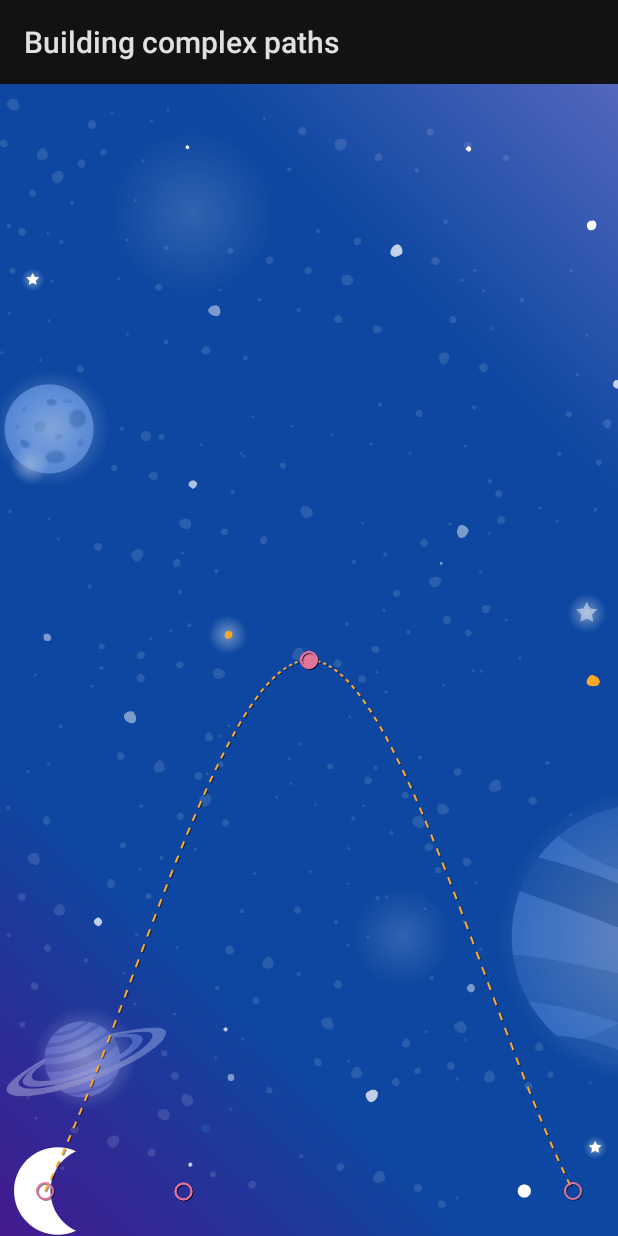
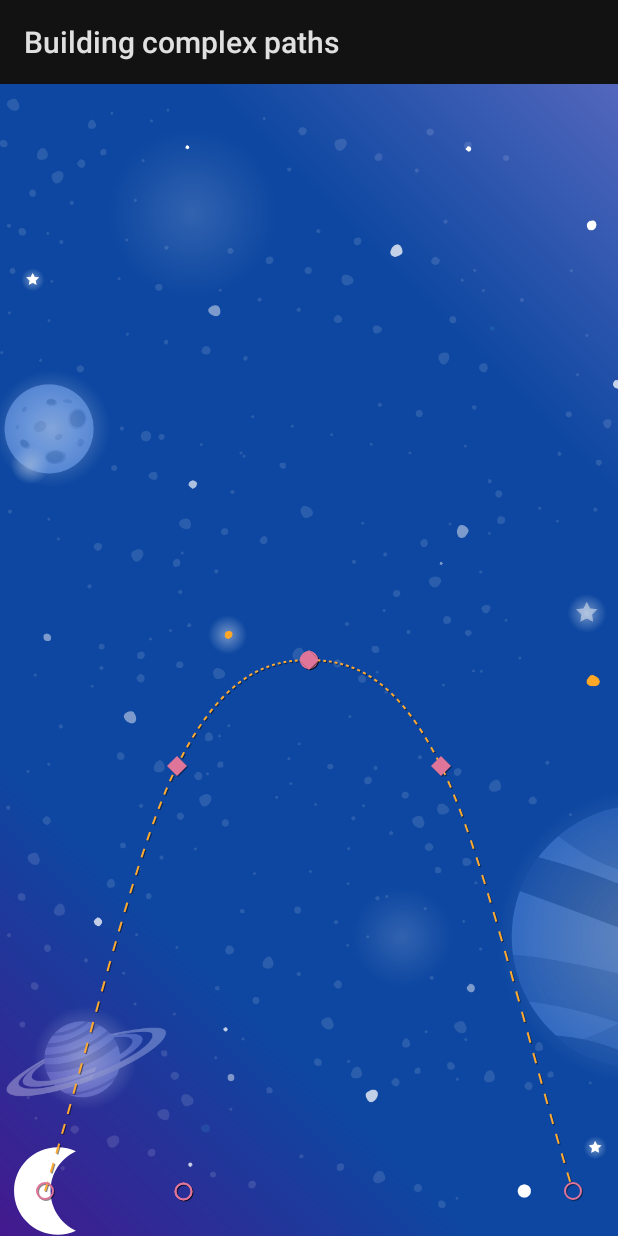
Before and after one commit to dannyboy2327/MotionLayout, an Android app: the Step4Activity screen opened directly, with no data from a screen before it, on a phone screen of 412 x 824 dp. Run offline under Robolectric (Android 15) with nearby library versions, the phone set to English and light mode, and no system bars.

Commit message:
feat: added 3 keyPositions to allow a more rounded hill path

```diff
--- a/app/src/main/res/xml/step4.xml
+++ b/app/src/main/res/xml/step4.xml
@@ -1,5 +1,4 @@
-<?xml version="1.0" encoding="utf-8"?>
-<!--
+<?xml version="1.0" encoding="utf-8"?><!--
   ~   Copyright (C) 2019 The Android Open Source Project
   ~   Licensed under the Apache License, Version 2.0 (the "License");
   ~   you may not use this file except in compliance with the License.
@@ -15,28 +14,36 @@
   -->
 
 <!-- Describe the animation for activity_step3.xml -->
-<MotionScene xmlns:app="http://schemas.android.com/apk/res-auto"
-             xmlns:android="http://schemas.android.com/apk/res/android">
+<MotionScene xmlns:android="http://schemas.android.com/apk/res/android"
+    xmlns:app="http://schemas.android.com/apk/res-auto">
     <!-- A transition describes an animation via start and end state -->
     <Transition
 
+        app:constraintSetEnd="@+id/end"
         app:constraintSetStart="@+id/start"
-            app:constraintSetEnd="@+id/end"
         app:duration="3000">
         <OnClick
-                app:targetId="@id/moon"
             app:clickAction="toggle"
-        />
+            app:targetId="@id/moon" />
 
         <KeyFrameSet>
             <KeyPosition
                 app:framePosition="50"
+                app:keyPositionType="parentRelative"
                 app:motionTarget="@id/moon"
+                app:percentY="0.5" />
+            <!-- TODO: Add two more KeyPositions to the KeyFrameSet here -->
+            <KeyPosition
+                app:framePosition="25"
                 app:keyPositionType="parentRelative"
-                    app:percentY="0.5"
-            />
-            <!-- TODO: Add two more KeyPositions to the KeyFrameSet here -->
+                app:motionTarget="@id/moon"
+                app:percentY="0.6" />
 
+            <KeyPosition
+                app:framePosition="75"
+                app:keyPositionType="parentRelative"
+                app:motionTarget="@id/moon"
+                app:percentY="0.6" />
         </KeyFrameSet>
     </Transition>
 
@@ -47,19 +54,17 @@
 
             android:layout_width="wrap_content"
             android:layout_height="wrap_content"
-            app:layout_constraintStart_toStartOf="parent"
             app:layout_constraintBottom_toBottomOf="parent"
-        />
+            app:layout_constraintStart_toStartOf="parent" />
         <Constraint
             android:id="@id/credits"
             android:layout_width="wrap_content"
             android:layout_height="wrap_content"
+            android:layout_marginStart="16dp"
             android:alpha="0.0"
-            android:layout_marginStart="16dp"
+            app:layout_constraintBottom_toBottomOf="@id/moon"
             app:layout_constraintStart_toStartOf="parent"
-            app:layout_constraintBottom_toBottomOf="@id/moon"
-            app:layout_constraintTop_toTopOf="@id/moon"
-            />
+            app:layout_constraintTop_toTopOf="@id/moon" />
     </ConstraintSet>
 
     <!-- Constraints to apply at the end of the animation -->
@@ -68,18 +73,16 @@
             android:id="@id/moon"
             android:layout_width="wrap_content"
             android:layout_height="wrap_content"
-            app:layout_constraintEnd_toEndOf="parent"
             app:layout_constraintBottom_toBottomOf="parent"
-        />
+            app:layout_constraintEnd_toEndOf="parent" />
         <Constraint
             android:id="@id/credits"
             android:layout_width="wrap_content"
             android:layout_height="wrap_content"
+            android:layout_marginStart="16dp"
             android:alpha="1.0"
-                android:layout_marginStart="16dp"
+            app:layout_constraintBottom_toBottomOf="@id/moon"
             app:layout_constraintStart_toStartOf="parent"
-                app:layout_constraintBottom_toBottomOf="@id/moon"
-                app:layout_constraintTop_toTopOf="@id/moon"
-        />
+            app:layout_constraintTop_toTopOf="@id/moon" />
     </ConstraintSet>
 </MotionScene>
```
Lines whose indentation alone changed are shown as unchanged.
